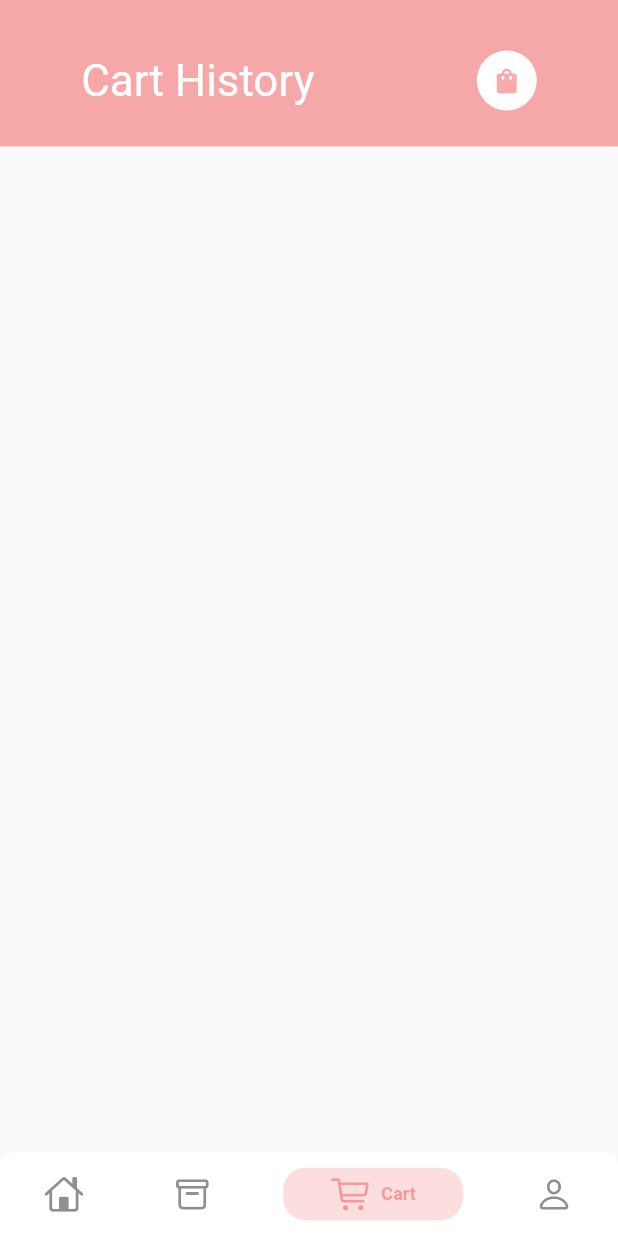
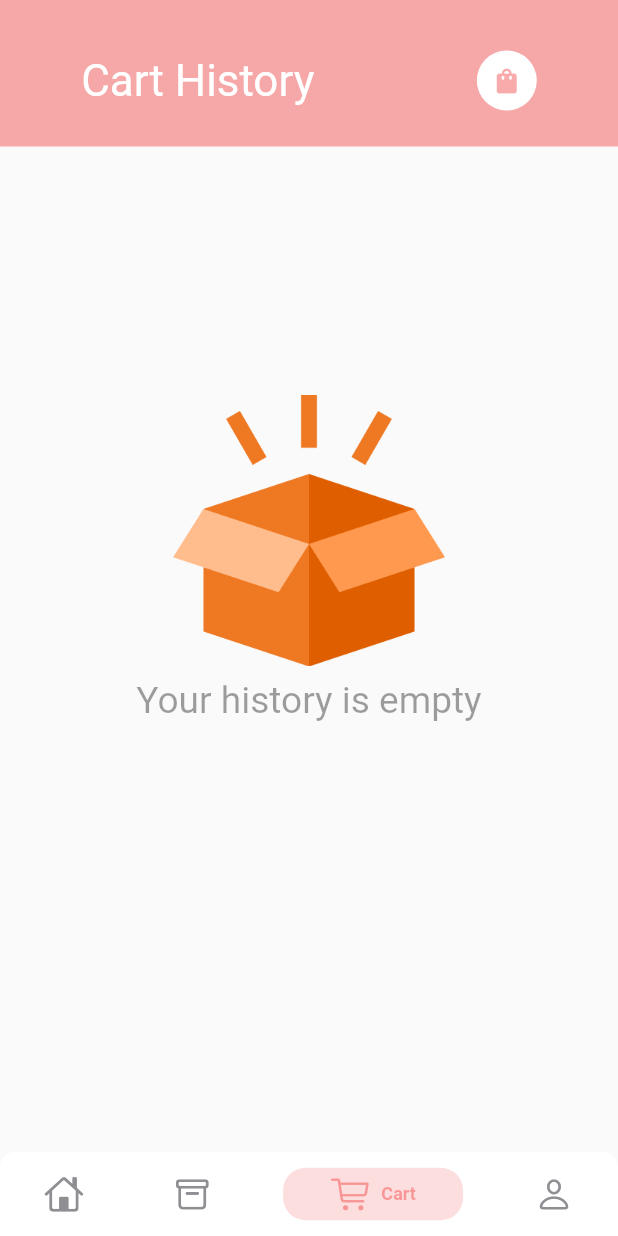
Before and after one commit to JosueGauthier/food_deliver, a Flutter app: the screen it shows after launch, item 3 of the bottom bar chosen, on a phone screen of 412 x 824 dp. Run offline on Flutter 3.47's test engine with Material 2 defaults, Android fonts, the light colour scheme and no system bars; drawn by our look-alikes of persistent_bottom_nav_bar; our stand-ins replace dots_indicator, get, shared_preferences; network calls fail.

Commit message:
add image cart  and history

```diff
--- /dev/null
+++ b/lib/base/no_data_page.dart
@@ -0,0 +1,29 @@
+import 'package:flutter/material.dart';
+
+class NoDataPage extends StatelessWidget {
+  final String text;
+  final String impgPath;
+  const NoDataPage({Key? key, required this.text, this.impgPath = "assets/image/empty_cart.png"}) : super(key: key);
+
+  @override
+  Widget build(BuildContext context) {
+    return Column(
+      mainAxisAlignment: MainAxisAlignment.center,
+      crossAxisAlignment: CrossAxisAlignment.stretch,
+      children: [
+        Image.asset(impgPath, height: MediaQuery.of(context).size.height * 0.22, width: MediaQuery.of(context).size.width * 0.22),
+        SizedBox(
+          height: MediaQuery.of(context).size.height * 0.01,
+        ),
+        Text(
+          text,
+          style: TextStyle(
+            fontSize: MediaQuery.of(context).size.height * 0.03,
+            color: Theme.of(context).disabledColor,
+          ),
+          textAlign: TextAlign.center,
+        )
+      ],
+    );
+  }
+}
--- a/lib/pages/cart/cart_history.dart
+++ b/lib/pages/cart/cart_history.dart
@@ -1,6 +1,7 @@
 import 'dart:convert';
 
 import 'package:flutter/material.dart';
+import 'package:food_deliver/base/no_data_page.dart';
 import 'package:food_deliver/controllers/cart_controller.dart';
 import 'package:food_deliver/models/cart_product_model.dart';
 import 'package:food_deliver/routes/route_helper.dart';
@@ -42,6 +43,20 @@ class CartHistory extends StatelessWidget {
 
     var listCounter = 0;
 
+    Widget timeWidget(int index) {
+      var outputData = DateTime.now().toString();
+
+      if (index < getCartHistoryList.length) {
+        DateTime parseDate = DateFormat("yyyy-MM-dd HH:mm:ss").parse(getCartHistoryList[listCounter].time!);
+        var output_format = DateFormat("dd/MM/yyyy hh:mm a");
+        outputData = output_format.format(parseDate);
+      }
+      return BigText(
+        text: outputData,
+        size: Dimensions.height30 / 1.2,
+      );
+    }
+
     return Scaffold(
       body: Column(
         children: [
@@ -62,7 +77,9 @@ class CartHistory extends StatelessWidget {
               ],
             ),
           ),
-          Expanded(
+          GetBuilder<CartController>(builder: (_cartController) {
+            return _cartController.getCartHistoryList().length > 0
+                ? Expanded(
                     child: Container(
                       margin: EdgeInsets.only(top: Dimensions.height20, left: Dimensions.width20, right: Dimensions.width20),
                       child: MediaQuery.removePadding(
@@ -78,15 +95,7 @@ class CartHistory extends StatelessWidget {
                                   child: Column(
                                     crossAxisAlignment: CrossAxisAlignment.start,
                                     children: [
-                              (() {
-                                DateTime parseDate = DateFormat("yyyy-MM-dd HH:mm:ss").parse(getCartHistoryList[listCounter].time!);
-                                var output_format = DateFormat("dd/MM/yyyy hh:mm a");
-                                var outputData = output_format.format(parseDate);
-                                return BigText(
-                                  text: outputData,
-                                  size: Dimensions.height30 / 1.2,
-                                );
-                              }()),
+                                      timeWidget(listCounter),
                                       SizedBox(
                                         height: Dimensions.height10,
                                       ),
@@ -119,7 +128,8 @@ class CartHistory extends StatelessWidget {
                                           Container(
                                             //color: Colors.green,
                                             height: Dimensions.height20 * 5,
-                                    child: Column(mainAxisAlignment: MainAxisAlignment.spaceEvenly, crossAxisAlignment: CrossAxisAlignment.end, children: [
+                                            child:
+                                                Column(mainAxisAlignment: MainAxisAlignment.spaceEvenly, crossAxisAlignment: CrossAxisAlignment.end, children: [
                                               SmallText(text: "Total", color: AppColors.titleColor),
                                               BigText(
                                                 text: itemsPerOrder[i].toString() + " items",
@@ -168,6 +178,14 @@ class CartHistory extends StatelessWidget {
                       ),
                     ),
                   )
+                : SizedBox(
+                    height: MediaQuery.of(context).size.height / 1.5,
+                    child: NoDataPage(
+                      text: "Your history is empty",
+                      impgPath: "assets/image/empty_box.png",
+                    ),
+                  );
+          })
         ],
       ),
     );
```
Also changed, not shown: lib/data/repository/cart_repo.dart (+7 -6 lines), lib/pages/cart/cart_page.dart (+23 -9 lines). Lines whose indentation alone changed are shown as unchanged.
